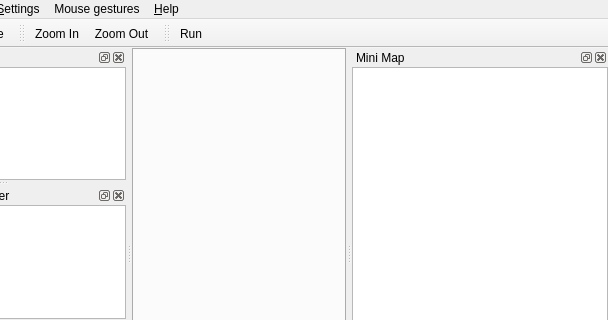
Qt form unreal/branches/robots-newAge/qrgui/mainwindow/mainwindow.ui (qreal/qreal) before a commit; both pictures show x 130 to 738 and y 0 to 320 of the 738 by 523 pixel window.
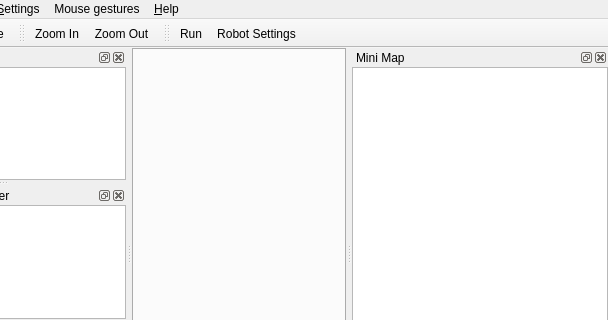
The same form after that commit. Icons and pictures are not drawn. Custom widgets are drawn as their Qt base class.

Diff of the .ui file:
```diff
--- a/unreal/branches/robots-newAge/qrgui/mainwindow/mainwindow.ui
+++ b/unreal/branches/robots-newAge/qrgui/mainwindow/mainwindow.ui
@@ -341,6 +341,7 @@
     <bool>false</bool>
    </attribute>
    <addaction name="actionRun"/>
+   <addaction name="actionRobot_Settings"/>
   </widget>
   <action name="actionQuit">
    <property name="checkable">
@@ -676,6 +677,11 @@
     <string>F5</string>
    </property>
   </action>
+  <action name="actionRobot_Settings">
+   <property name="text">
+    <string>Robot Settings...</string>
+   </property>
+  </action>
  </widget>
  <layoutdefault spacing="0" margin="0"/>
  <customwidgets>
```
Left out of the diff: 1 changed line with no effect on the pictures.
